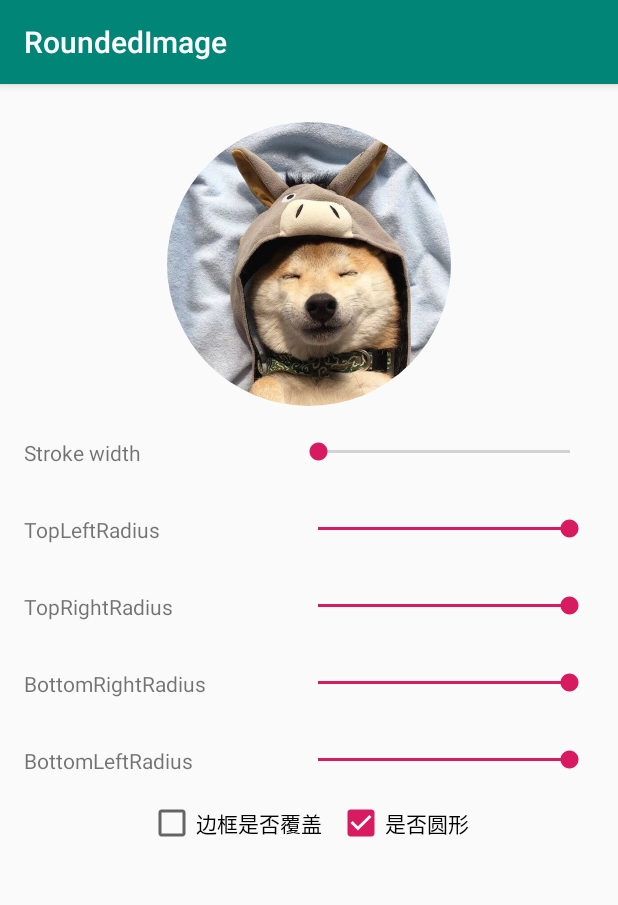
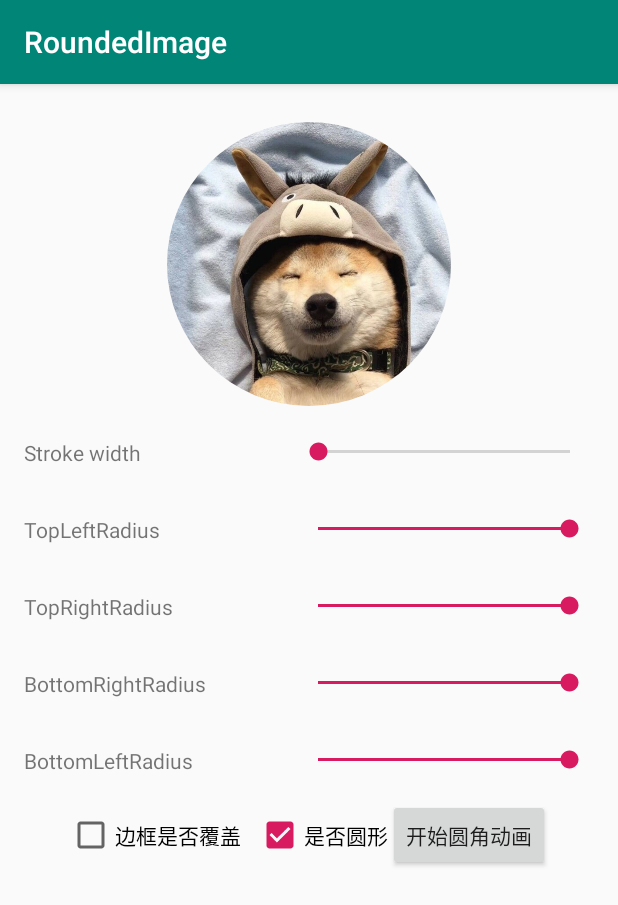
Before and after one commit to xiexiang89/AndroidWidgets, an Android app: the RoundedImageActivity screen opened directly, with no data from a screen before it, on a phone screen of 412 x 824 dp. Shown: the top 905 px of the screen. Run offline under Robolectric (Android 15) with nearby library versions, the phone set to English and light mode, and no system bars.

Commit message:
Add round animation

```diff
--- a/app/src/main/res/layout/round_image_activity.xml
+++ b/app/src/main/res/layout/round_image_activity.xml
@@ -16,7 +16,8 @@
         app:borderOverlay="false"
         app:isOval="true"
         app:maskColor="@color/mask_colors"
-        android:layout_marginTop="20dp" />
+        android:layout_marginTop="20dp"
+        android:clickable="true"/>
     <RelativeLayout
         android:orientation="horizontal"
         android:layout_width="match_parent"
@@ -121,5 +122,10 @@
             android:layout_height="wrap_content"
             android:layout_marginLeft="10dp"
             android:text="是否圆形"/>
+        <Button
+            android:layout_width="wrap_content"
+            android:layout_height="wrap_content"
+            android:text="开始圆角动画"
+            android:onClick="onStartRoundAnimator"/>
     </LinearLayout>
 </LinearLayout>
```
Also changed, not shown: app/src/main/java/com/edgar/sample/RoundedImageActivity.java (+17 -6 lines).
